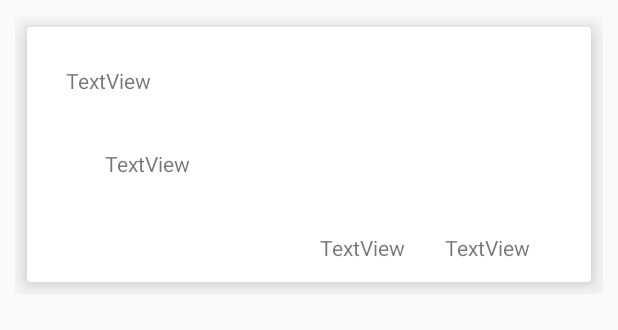
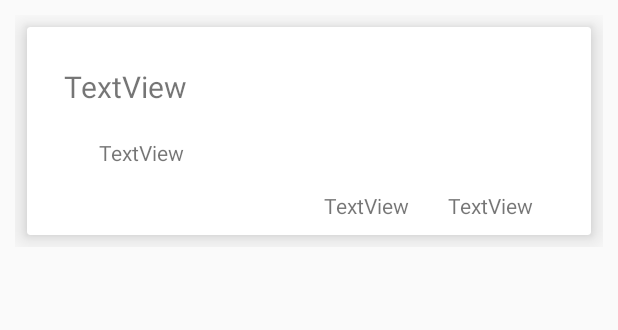
Before and after one commit to M4G4K4/Reports_Android, an Android app: the layout activity_grid.xml on its own in the app's theme, with its tools: preview values and no code run, on a phone screen of 412 x 824 dp. Shown: the top 330 px of the screen. Run offline under Robolectric (Android 15) with nearby library versions, the light colour scheme and no system bars.

Commit message:
Notes being displayed in grid

```diff
--- a/app/src/main/java/com/example/notes/AdapterGrid.java
+++ /dev/null
@@ -1,4 +0,0 @@
-package com.example.notes;
-
-public class AdapterGrid {
-}
--- a/app/src/main/java/com/example/notes/Notes.java
+++ b/app/src/main/java/com/example/notes/Notes.java
@@ -31,8 +31,6 @@ public class Notes {
 
 
     // Getters and setters
-
-
     public long getId() {
         return id;
     }
--- a/app/src/main/res/layout/activity_grid.xml
+++ b/app/src/main/res/layout/activity_grid.xml
@@ -24,7 +24,7 @@
 
         <androidx.constraintlayout.widget.ConstraintLayout
             android:layout_width="match_parent"
-            android:layout_height="150dp">
+            android:layout_height="wrap_content">
 
             <TextView
                 android:id="@+id/cardTitle"
@@ -33,6 +33,7 @@
                 android:layout_marginTop="16dp"
                 android:layout_marginBottom="31dp"
                 android:text="TextView"
+                android:textSize="20sp"
                 app:layout_constraintBottom_toTopOf="@+id/cardDescription"
                 app:layout_constraintEnd_toEndOf="parent"
                 app:layout_constraintHorizontal_bias="0.053"
@@ -44,38 +45,36 @@
                 android:id="@+id/cardDescription"
                 android:layout_width="wrap_content"
                 android:layout_height="wrap_content"
-                android:layout_marginTop="36dp"
+                android:layout_marginTop="64dp"
                 android:text="TextView"
                 app:layout_constraintEnd_toEndOf="parent"
-                app:layout_constraintHorizontal_bias="0.141"
+                app:layout_constraintHorizontal_bias="0.127"
                 app:layout_constraintStart_toStartOf="parent"
-                app:layout_constraintTop_toBottomOf="@+id/cardTitle" />
+                app:layout_constraintTop_toTopOf="parent" />
 
             <TextView
                 android:id="@+id/cardTime"
                 android:layout_width="wrap_content"
                 android:layout_height="wrap_content"
-                android:layout_marginTop="32dp"
+                android:layout_marginTop="16dp"
                 android:text="TextView"
                 app:layout_constraintBottom_toBottomOf="parent"
                 app:layout_constraintEnd_toStartOf="@+id/cardDate"
-                app:layout_constraintHorizontal_bias="0.873"
+                app:layout_constraintHorizontal_bias="0.88"
                 app:layout_constraintStart_toStartOf="parent"
-                app:layout_constraintTop_toBottomOf="@+id/cardDescription"
-                app:layout_constraintVertical_bias="0.555" />
+                app:layout_constraintTop_toBottomOf="@+id/cardDescription" />
 
             <TextView
                 android:id="@+id/cardDate"
                 android:layout_width="wrap_content"
                 android:layout_height="wrap_content"
-                android:layout_marginTop="36dp"
+                android:layout_marginTop="16dp"
                 android:text="TextView"
                 app:layout_constraintBottom_toBottomOf="parent"
                 app:layout_constraintEnd_toEndOf="parent"
-                app:layout_constraintHorizontal_bias="0.898"
+                app:layout_constraintHorizontal_bias="0.905"
                 app:layout_constraintStart_toStartOf="parent"
-                app:layout_constraintTop_toBottomOf="@+id/cardDescription"
-                app:layout_constraintVertical_bias="0.2" />
+                app:layout_constraintTop_toBottomOf="@+id/cardDescription" />
         </androidx.constraintlayout.widget.ConstraintLayout>
 
 
```
Also changed, not shown: app/src/main/java/com/example/notes/Adapter.java (+41 -20 lines), app/src/main/java/com/example/notes/MainActivity.java (+11 -2 lines), app/src/main/res/layout/custom_list_view.xml (deleted, +0 -110 lines).
